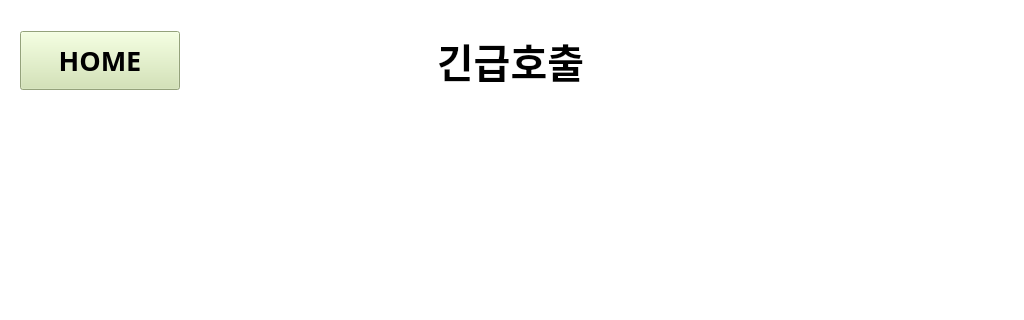
Above: emrCall.ui from CSeJin/project-deguli before the change; both pictures show x 0 to 1024 and y 0 to 320 of the 1024 by 600 pixel window. Below: the same form after it.
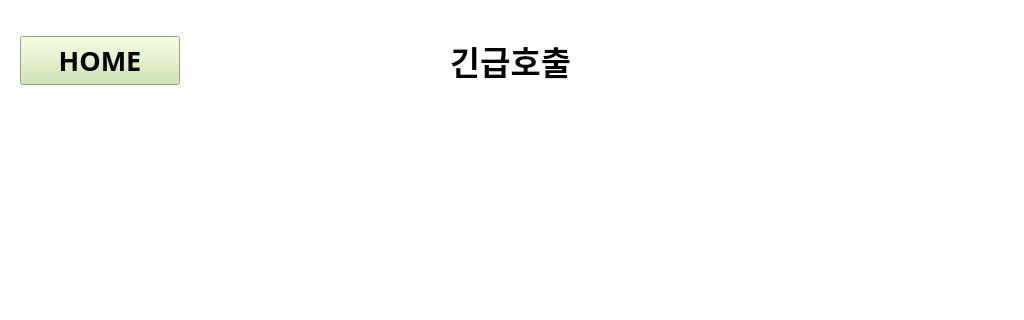
That is the form after the change. Icons and pictures are not drawn.

Diff of the .ui file:
```diff
--- a/emrCall.ui
+++ b/emrCall.ui
@@ -87,7 +87,7 @@
        <property name="styleSheet">
         <string notr="true">margin-left: 20px;
 background-color: #cfe3ac;
-padding: 10px 0;</string>
+padding: 5px 0;</string>
        </property>
        <property name="text">
         <string>HOME</string>
@@ -99,7 +99,7 @@
        <property name="font">
         <font>
          <family>Malgun Gothic</family>
-         <pointsize>30</pointsize>
+         <pointsize>25</pointsize>
          <weight>75</weight>
          <bold>true</bold>
         </font>
```
Left out of the diff: 2 changed lines with no effect on the pictures.
